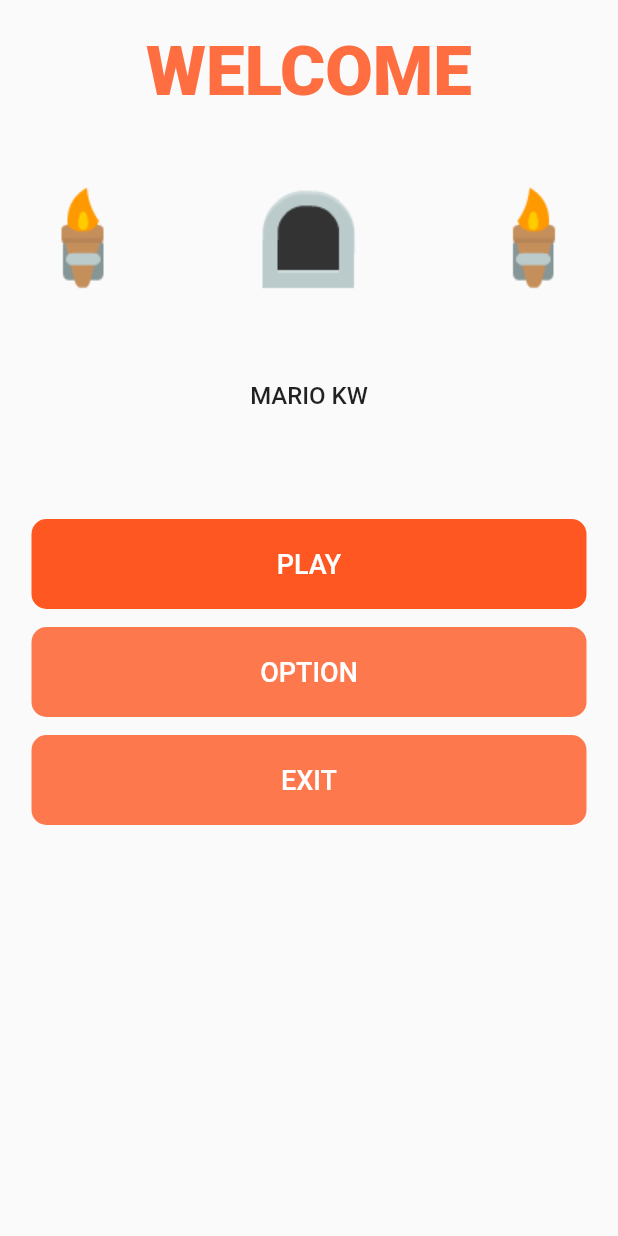
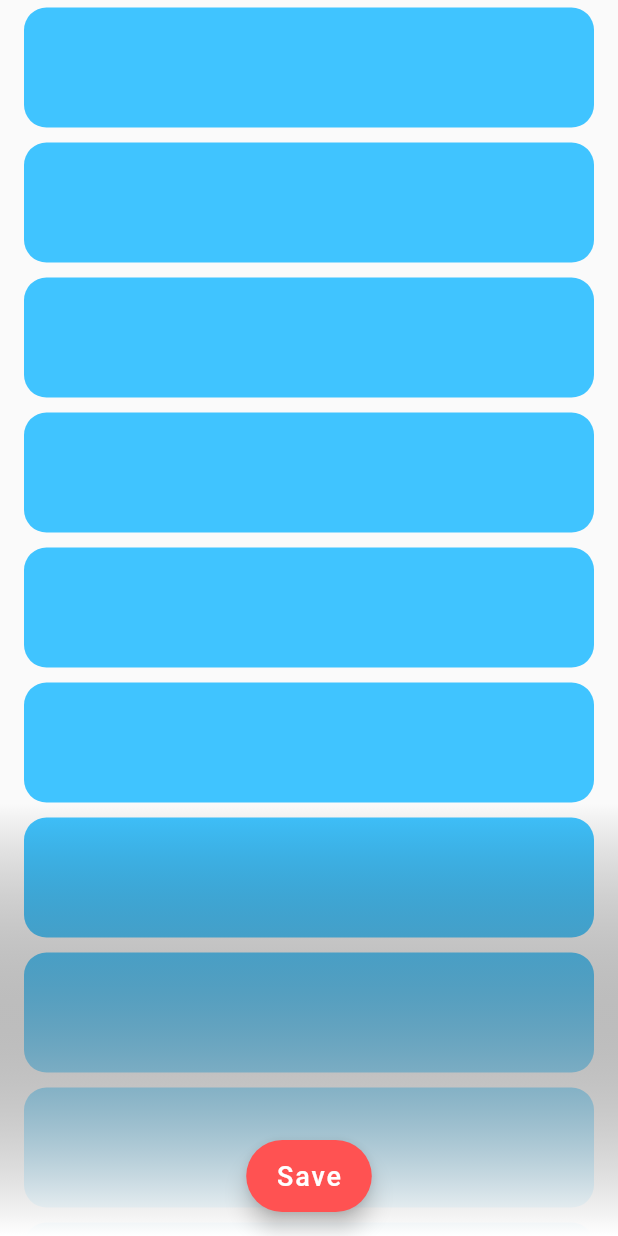
Before and after one commit to Agung91/login_pertama, a Flutter app: the screen it shows after launch, on a phone screen of 412 x 824 dp. Run offline on Flutter 3.47's test engine with Material 2 defaults, Android fonts, the phone set to English and light mode, and no system bars.

Commit message:
membuat tampilan dengan stack yang bawahnya ada gradient dengan container

```diff
--- /dev/null
+++ b/lib/coba/transparasi.dart
@@ -0,0 +1,140 @@
+import 'package:flutter/material.dart';
+
+class PageTransparansi extends StatelessWidget {
+  const PageTransparansi({Key? key}) : super(key: key);
+
+  @override
+  Widget build(BuildContext context) {
+    final _height = MediaQuery.of(context).size.height;
+    return Stack(
+      children: [
+        Positioned.fill(
+          child: ListView(
+            children: [
+              Container(
+                margin: EdgeInsets.symmetric(horizontal: 16.0, vertical: 5.0),
+                width: double.infinity,
+                height: 80.0,
+                decoration: BoxDecoration(
+                  color: Colors.lightBlueAccent,
+                  borderRadius: BorderRadius.circular(15.0),
+                ),
+              ),
+              Container(
+                margin: EdgeInsets.symmetric(horizontal: 16.0, vertical: 5.0),
+                width: double.infinity,
+                height: 80.0,
+                decoration: BoxDecoration(
+                  color: Colors.lightBlueAccent,
+                  borderRadius: BorderRadius.circular(15.0),
+                ),
+              ),
+              Container(
+                margin: EdgeInsets.symmetric(horizontal: 16.0, vertical: 5.0),
+                width: double.infinity,
+                height: 80.0,
+                decoration: BoxDecoration(
+                  color: Colors.lightBlueAccent,
+                  borderRadius: BorderRadius.circular(15.0),
+                ),
+              ),
+              Container(
+                margin: EdgeInsets.symmetric(horizontal: 16.0, vertical: 5.0),
+                width: double.infinity,
+                height: 80.0,
+                decoration: BoxDecoration(
+                  color: Colors.lightBlueAccent,
+                  borderRadius: BorderRadius.circular(15.0),
+                ),
+              ),
+              Container(
+                margin: EdgeInsets.symmetric(horizontal: 16.0, vertical: 5.0),
+                width: double.infinity,
+                height: 80.0,
+                decoration: BoxDecoration(
+                  color: Colors.lightBlueAccent,
+                  borderRadius: BorderRadius.circular(15.0),
+                ),
+              ),
+              Container(
+                margin: EdgeInsets.symmetric(horizontal: 16.0, vertical: 5.0),
+                width: double.infinity,
+                height: 80.0,
+                decoration: BoxDecoration(
+                  color: Colors.lightBlueAccent,
+                  borderRadius: BorderRadius.circular(15.0),
+                ),
+              ),
+              Container(
+                margin: EdgeInsets.symmetric(horizontal: 16.0, vertical: 5.0),
+                width: double.infinity,
+                height: 80.0,
+                decoration: BoxDecoration(
+                  color: Colors.lightBlueAccent,
+                  borderRadius: BorderRadius.circular(15.0),
+                ),
+              ),
+              Container(
+                margin: EdgeInsets.symmetric(horizontal: 16.0, vertical: 5.0),
+                width: double.infinity,
+                height: 80.0,
+                decoration: BoxDecoration(
+                  color: Colors.lightBlueAccent,
+                  borderRadius: BorderRadius.circular(15.0),
+                ),
+              ),
+              Container(
+                margin: EdgeInsets.symmetric(horizontal: 16.0, vertical: 5.0),
+                width: double.infinity,
+                height: 80.0,
+                decoration: BoxDecoration(
+                  color: Colors.lightBlueAccent,
+                  borderRadius: BorderRadius.circular(15.0),
+                ),
+              ),
+              Container(
+                margin: EdgeInsets.symmetric(horizontal: 16.0, vertical: 5.0),
+                width: double.infinity,
+                height: 80.0,
+                decoration: BoxDecoration(
+                  color: Colors.lightBlueAccent,
+                  borderRadius: BorderRadius.circular(15.0),
+                ),
+              ),
+              Container(
+                margin: EdgeInsets.symmetric(horizontal: 16.0, vertical: 5.0),
+                width: double.infinity,
+                height: 80.0,
+                decoration: BoxDecoration(
+                  color: Colors.lightBlueAccent,
+                  borderRadius: BorderRadius.circular(15.0),
+                ),
+              ),
+            ],
+          ),
+        ),
+        Column(
+          mainAxisAlignment: MainAxisAlignment.end,
+          children: [
+            Container(
+              height: _height * 0.35,
+              width: double.infinity,
+              decoration: BoxDecoration(
+                // color: Colors.black,
+                gradient: LinearGradient(
+                  colors: [
+                    Colors.white,
+                    Colors.transparent,
+                  ],
+                  begin: Alignment.bottomCenter,
+                  end: Alignment.topCenter,
+                ),
+              ),
+            ),
+          ],
+        ),
+      ],
+    );
+    // gradient: LinearGradient(
+  }
+}
--- /dev/null
+++ b/lib/dashboard.dart
@@ -0,0 +1,28 @@
+import 'package:flutter/material.dart';
+import 'package:login_pertama/login.dart';
+import 'package:login_pertama/coba/transparasi.dart';
+
+class PageDashboard extends StatelessWidget {
+  const PageDashboard({Key? key}) : super(key: key);
+
+  @override
+  Widget build(BuildContext context) {
+    return Scaffold(
+      // backgroundColor: ,
+      floatingActionButtonLocation: FloatingActionButtonLocation.centerFloat,
+      floatingActionButton: FloatingActionButton.extended(
+        onPressed: () {},
+        backgroundColor: Colors.redAccent,
+        label: Text(
+          'Save',
+          style: TextStyle(
+            fontSize: 18.0,
+          ),
+        ),
+      ),
+      // isExtended: false,
+
+      body: PageTransparansi(),
+    );
+  }
+}
--- a/lib/login.dart
+++ b/lib/login.dart
@@ -5,8 +5,7 @@ class PageLogin extends StatelessWidget {
 
   @override
   Widget build(BuildContext context) {
-    return Scaffold(
-      body: SafeArea(
+    return SafeArea(
       child: Column(
         children: [
           SizedBox(height: 20.0),
@@ -116,7 +115,6 @@ class PageLogin extends StatelessWidget {
           ),
         ],
       ),
-      ),
     );
   }
 }
--- a/lib/main.dart
+++ b/lib/main.dart
@@ -1,5 +1,5 @@
 import 'package:flutter/material.dart';
-import 'package:login_pertama/login.dart';
+import 'package:login_pertama/dashboard.dart';
 
 void main() {
   runApp(MyApp());
@@ -12,10 +12,9 @@ class MyApp extends StatelessWidget {
     return MaterialApp(
       title: 'Flutter Demo',
       theme: ThemeData(
-
         primarySwatch: Colors.blue,
       ),
-      home: PageLogin(),
+      home: const PageDashboard(),
     );
   }
 }
```
Lines whose indentation alone changed are shown as unchanged.
